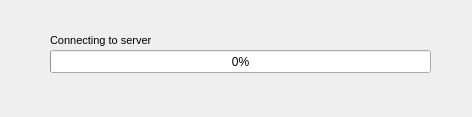
First picture: the form in lib/uis/connectToServer.ui, repository RespectedCow/Privatus, before the edit.
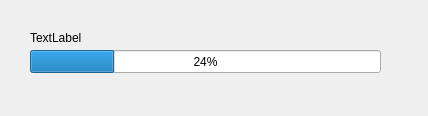
Second picture: the form after the edit.

```diff
--- a/lib/uis/connectToServer.ui
+++ b/lib/uis/connectToServer.ui
@@ -6,8 +6,8 @@
    <rect>
     <x>0</x>
     <y>0</y>
-    <width>472</width>
-    <height>117</height>
+    <width>428</width>
+    <height>116</height>
    </rect>
   </property>
   <property name="windowTitle">
@@ -17,32 +17,27 @@
    <widget class="QProgressBar" name="progressBar">
     <property name="geometry">
      <rect>
-      <x>50</x>
+      <x>30</x>
       <y>50</y>
-      <width>381</width>
+      <width>351</width>
       <height>23</height>
      </rect>
     </property>
     <property name="value">
-     <number>0</number>
+     <number>24</number>
     </property>
    </widget>
    <widget class="QLabel" name="label">
     <property name="geometry">
      <rect>
-      <x>50</x>
+      <x>30</x>
       <y>30</y>
-      <width>311</width>
-      <height>20</height>
+      <width>271</width>
+      <height>16</height>
      </rect>
     </property>
-    <property name="font">
-     <font>
-      <pointsize>8</pointsize>
-     </font>
-    </property>
     <property name="text">
-     <string>Connecting to server</string>
+     <string>TextLabel</string>
     </property>
    </widget>
   </widget>
```
